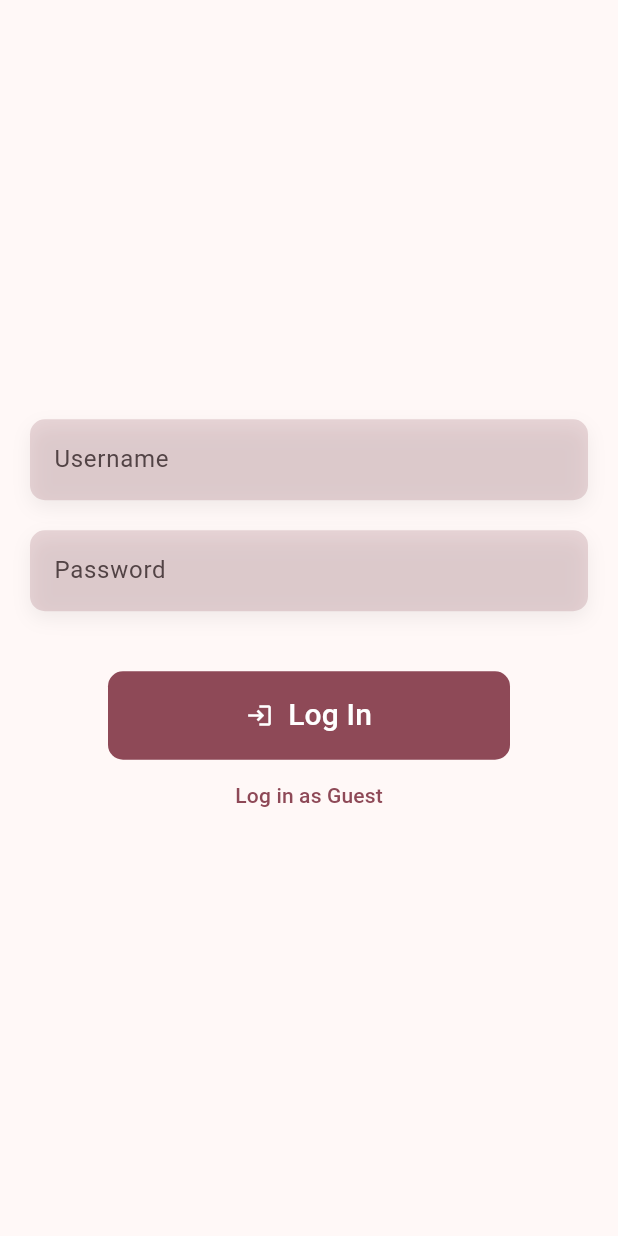
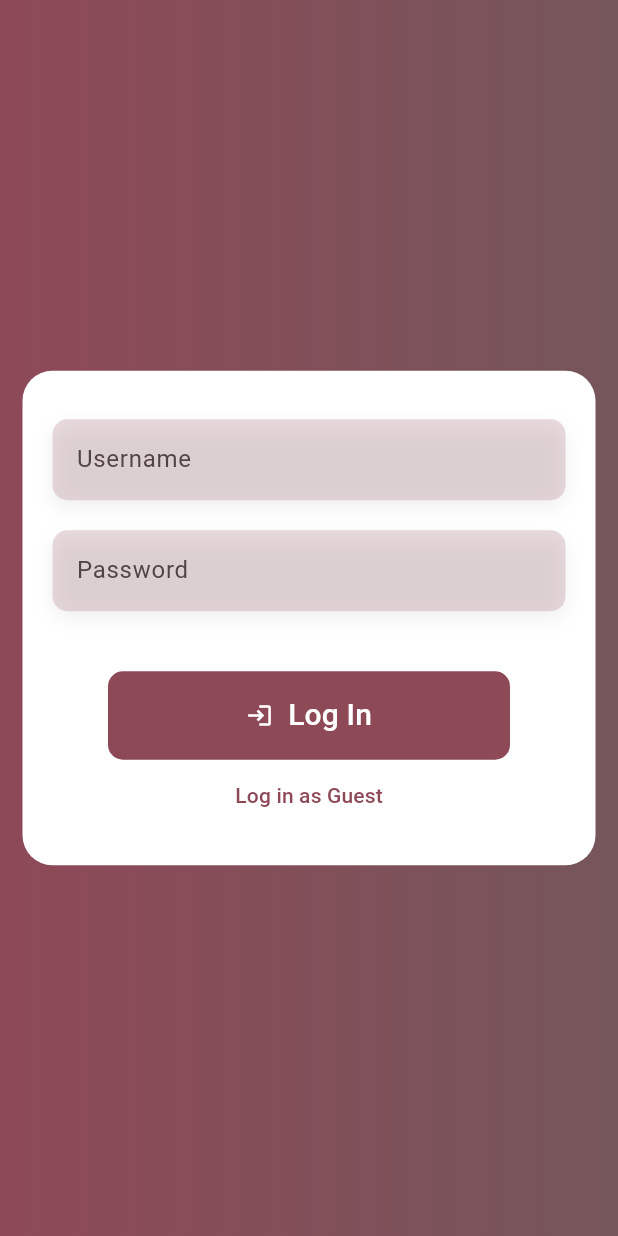
Before and after one commit to sanchez-matias/flutter_tmdb, a Flutter app: the screen it shows after launch, on a phone screen of 412 x 824 dp. Run offline on Flutter 3.47's test engine with Material 3 defaults, Android fonts, the phone set to English and light mode, and no system bars; our stand-ins replace card_swiper, dio, flutter_dotenv, flutter_riverpod, go_router, riverpod_annotation and 1 more; generated files the repository leaves out were written again.

Commit message:
Visual changes to home drawer and login screen

```diff
--- a/lib/src/auth/presentation/screens/login_screen.dart
+++ b/lib/src/auth/presentation/screens/login_screen.dart
@@ -17,6 +17,7 @@ class LoginScreen extends ConsumerWidget {
     final passwordController = TextEditingController();
 
     final authState = ref.watch(authenticationProvider);
+    final height = MediaQuery.sizeOf(context).height;
 
     ref.listen(authenticationProvider, (previous, next) {
       if ( next.message.isEmpty ) return;
@@ -24,7 +25,17 @@ class LoginScreen extends ConsumerWidget {
     });
 
     return Scaffold(
-      body: Expanded(
+      body: Stack(
+        children: [
+          const _CustomLoginBackround(),
+          Center(
+            child: Container(
+              height: height * 0.4,
+              decoration: BoxDecoration(
+                color: Colors.white,
+                borderRadius: BorderRadius.circular(20),
+              ),
+              margin: const EdgeInsets.symmetric(horizontal: 15),
               child: Column(
                 mainAxisAlignment: MainAxisAlignment.center,
                 crossAxisAlignment: CrossAxisAlignment.center,
@@ -74,13 +85,40 @@ class LoginScreen extends ConsumerWidget {
                     onPressed: authState.isPosting
                         ? null
                         : () {
-                      ref.read(authenticationProvider.notifier).loginAsGuest();
+                            ref
+                                .read(authenticationProvider.notifier)
+                                .loginAsGuest();
                           },
                     child: const Text('Log in as Guest'),
                   ),
                 ],
               ),
             ),
+          ),
+        ],
+      ),
     );
   }
 }
+
+class _CustomLoginBackround extends StatelessWidget {
+  const _CustomLoginBackround();
+
+  @override
+  Widget build(BuildContext context) {
+    final colors = Theme.of(context).colorScheme;
+
+
+    return SizedBox.expand(
+      child: DecoratedBox(
+        decoration: BoxDecoration(
+            gradient: LinearGradient(
+          colors: [
+            colors.primary,
+            colors.secondary
+          ],
+        )),
+      ),
+    );
+  }
+}
```
Also changed, not shown: lib/config/router.dart (+1 -6 lines), lib/src/tmdb/presentation/screens/home_screen.dart (+98 -20 lines). Lines whose indentation alone changed are shown as unchanged.
